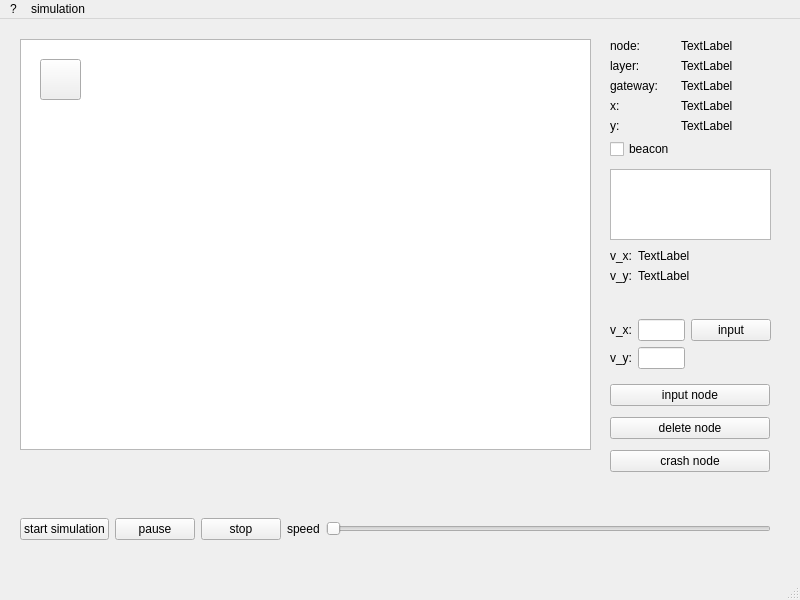
Qt form network_time_sync/gui/window_main.ui (abusimbele/network_time_sync) before a commit.
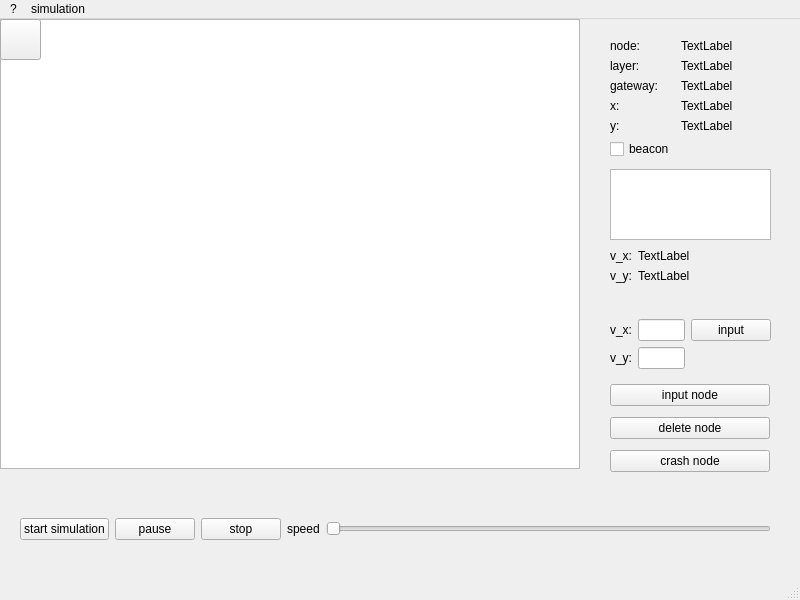
The same form after that commit. Icons and pictures are not drawn.

Commit message:
GUI: Graph-lines showing sync-routes implemented.
Dialog -> default-values for time savings created

Patch:
```diff
--- a/network_time_sync/gui/window_main.ui
+++ b/network_time_sync/gui/window_main.ui
@@ -17,10 +17,10 @@
    <widget class="QWidget" name="widget_simulation_window" native="true">
     <property name="geometry">
      <rect>
-      <x>20</x>
-      <y>20</y>
-      <width>571</width>
-      <height>411</height>
+      <x>0</x>
+      <y>0</y>
+      <width>600</width>
+      <height>450</height>
      </rect>
     </property>
     <widget class="QGraphicsView" name="graphicsView_sim">
@@ -28,16 +28,16 @@
       <rect>
        <x>0</x>
        <y>0</y>
-       <width>571</width>
-       <height>411</height>
+       <width>580</width>
+       <height>450</height>
       </rect>
      </property>
     </widget>
     <widget class="QPushButton" name="pushButton_robot_1">
      <property name="geometry">
       <rect>
-       <x>20</x>
-       <y>20</y>
+       <x>0</x>
+       <y>0</y>
        <width>41</width>
        <height>41</height>
       </rect>
```
The commit also changes 7 other files.
